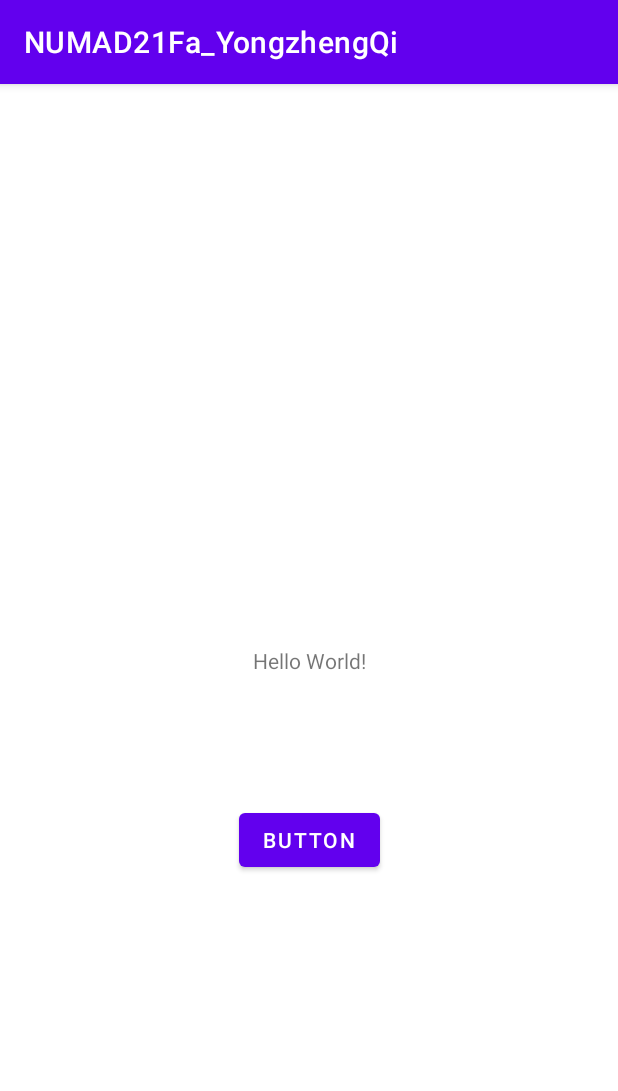
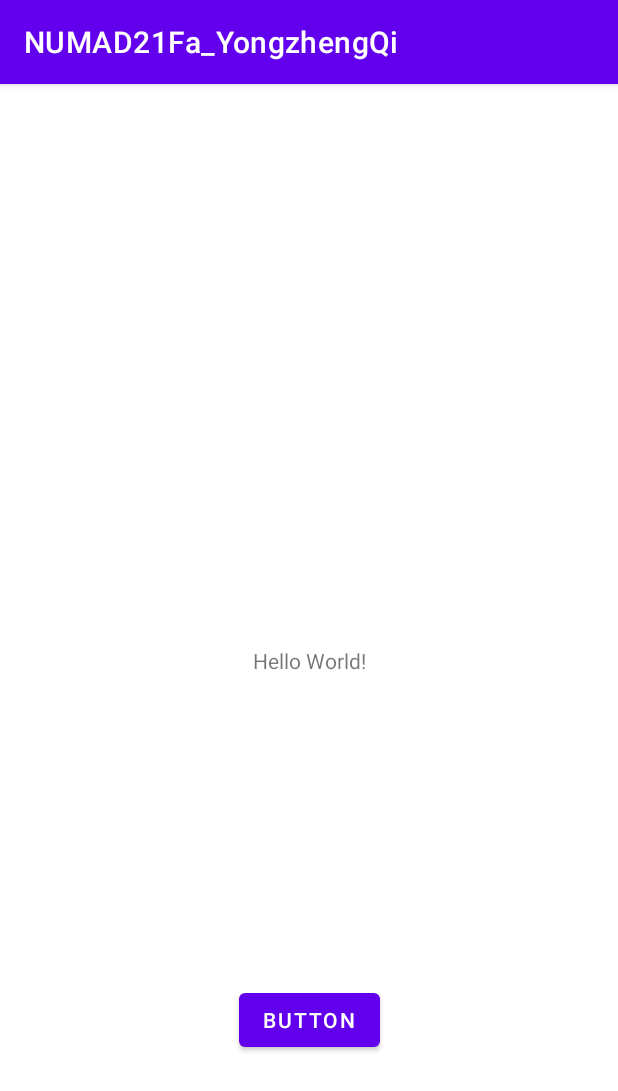
Before and after one commit to YongzQi/cs5520-Android-app, an Android app: the screen it shows after launch (MainActivity), on a phone screen of 412 x 824 dp. Shown: the top 1091 px of the screen. Run offline under Robolectric (Android 15) with nearby library versions, the phone set to English and light mode, and no system bars.

Commit message:
update button constraints

```diff
--- a/app/src/main/res/layout/activity_main.xml
+++ b/app/src/main/res/layout/activity_main.xml
@@ -21,10 +21,14 @@
         android:layout_width="wrap_content"
         android:layout_height="wrap_content"
         android:layout_marginTop="86dp"
+        android:onClick="displayToast"
         android:text="@string/button"
+        android:visibility="visible"
+        app:layout_constraintBottom_toBottomOf="parent"
         app:layout_constraintEnd_toEndOf="parent"
+        app:layout_constraintHorizontal_bias="0.5"
         app:layout_constraintStart_toStartOf="parent"
         app:layout_constraintTop_toBottomOf="@+id/textView"
-        android:onClick="displayToast"/>
+        tools:visibility="visible" />
 
 </androidx.constraintlayout.widget.ConstraintLayout>
```
Also changed, not shown: 1 other file.
